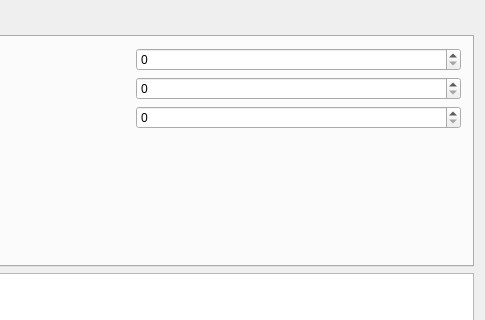
Before: the Qt Designer form recoverwindow.ui in BG4444/Raid0Recovery, drawn with Qt 5; both pictures show x 219 to 704 and y 0 to 320 of the 704 by 561 pixel window.
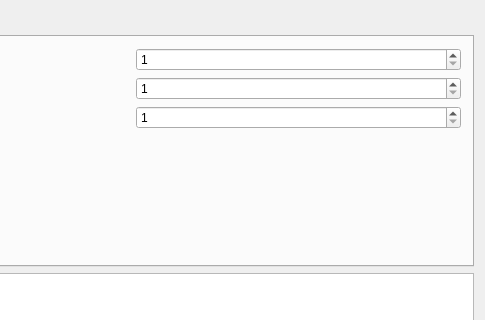
After: the same form once the commit is applied. The open tabs and pages were chosen to show the change.

```diff
--- a/recoverwindow.ui
+++ b/recoverwindow.ui
@@ -119,10 +119,24 @@
          </widget>
         </item>
         <item row="0" column="1">
-         <widget class="QSpinBox" name="threadsPerFile"/>
+         <widget class="QSpinBox" name="threadsPerFile">
+          <property name="minimum">
+           <number>1</number>
+          </property>
+          <property name="maximum">
+           <number>999</number>
+          </property>
+         </widget>
         </item>
         <item row="1" column="1">
-         <widget class="QSpinBox" name="threadsPerDrive"/>
+         <widget class="QSpinBox" name="threadsPerDrive">
+          <property name="minimum">
+           <number>1</number>
+          </property>
+          <property name="maximum">
+           <number>999</number>
+          </property>
+         </widget>
         </item>
         <item row="3" column="0">
          <spacer name="verticalSpacer">
@@ -145,7 +159,14 @@
          </widget>
         </item>
         <item row="2" column="1">
-         <widget class="QSpinBox" name="totalThreads"/>
+         <widget class="QSpinBox" name="totalThreads">
+          <property name="minimum">
+           <number>1</number>
+          </property>
+          <property name="maximum">
+           <number>999</number>
+          </property>
+         </widget>
         </item>
        </layout>
       </widget>
```
Left out of the diff: 2 changed lines with no effect on the pictures.
